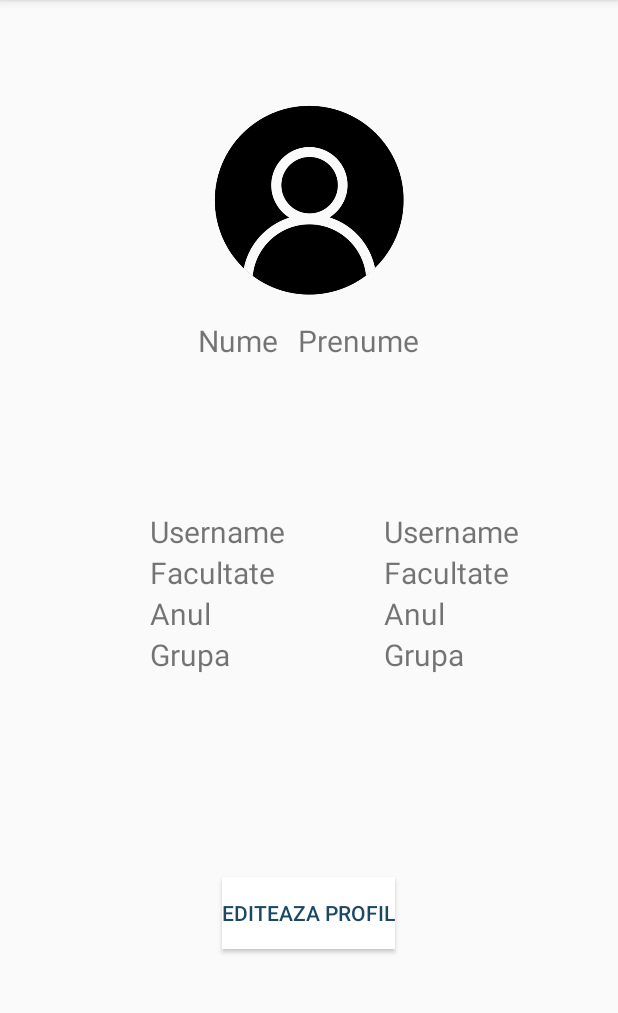
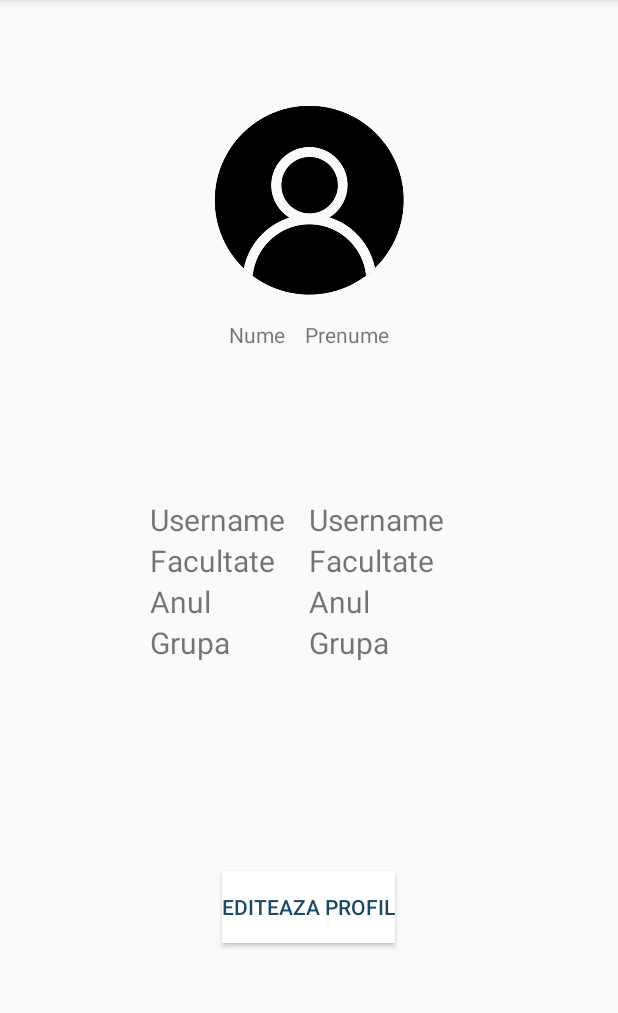
Before and after one commit to georgipaler/FinalCODEdown, an Android app: the layout activity_profile.xml on its own in the app's theme, with its tools: preview values and no code run, on a phone screen of 412 x 824 dp, the part 84-1097 px from its top. Run offline under Robolectric (Android 15) with nearby library versions, the phone set to English and light mode, and no system bars.

Commit message:
Revert "refactoring Profile page"
This reverts commit 5772e8776958b17fcaf7cc2b576d71f14dc69e4b.

```diff
--- a/app/src/main/AndroidManifest.xml
+++ b/app/src/main/AndroidManifest.xml
@@ -9,7 +9,7 @@
         android:roundIcon="@mipmap/ic_launcher_round"
         android:supportsRtl="true"
         android:theme="@style/AppTheme">
-        <activity android:name=".Meniu">
+        <activity android:name=".EditProfile">
             <intent-filter>
                 <action android:name="android.intent.action.MAIN" />
 
--- a/app/src/main/res/layout/activity_profile.xml
+++ b/app/src/main/res/layout/activity_profile.xml
@@ -4,7 +4,7 @@
     xmlns:tools="http://schemas.android.com/tools"
     android:layout_width="match_parent"
     android:layout_height="match_parent"
-    tools:context=".EditProfile"
+    tools:context=".Profile"
     android:orientation="vertical">
 
 
@@ -31,13 +31,11 @@
                 android:layout_height="wrap_content"
                 android:text="@string/nume"
                 android:paddingRight="20px"
-                android:textSize="20dp"
                 />
             <TextView
                 android:layout_width="wrap_content"
                 android:layout_height="wrap_content"
-                android:text="@string/prenume"
-                android:textSize="20dp"/>
+                android:text="@string/prenume"/>
         </LinearLayout>
 
     </LinearLayout>
@@ -45,123 +43,92 @@
     <LinearLayout
         android:layout_width="fill_parent"
         android:layout_height="wrap_content"
-        android:orientation="vertical"
+        android:orientation="horizontal"
         android:paddingTop="150px"
+        android:weightSum="1.0"
 
         >
 
         <LinearLayout
-            android:layout_height="wrap_content"
-            android:layout_width="fill_parent"
-            android:orientation="horizontal"
-            android:weightSum="1.0"
+            android:layout_weight=".5"
+            android:layout_width="0dip"
+            android:layout_height="match_parent"
+            android:orientation="vertical"
             android:paddingLeft="150px"
             >
 
             <TextView
-                android:id="@+id/usernameTV"
-                android:layout_height="wrap_content"
-                android:layout_weight=".5"
-                android:text="@string/username"
-                android:layout_width="0dip"
-                android:textSize="20dp" />
-
-            <TextView
                 android:id="@+id/username"
-                android:layout_width="0dip"
-                android:layout_weight=".5"
+                android:layout_width="match_parent"
                 android:layout_height="wrap_content"
                 android:text="@string/username"
                 android:textSize="20dp"
                 />
 
-
-        </LinearLayout>
-
-        <LinearLayout
-            android:layout_height="wrap_content"
-            android:layout_width="fill_parent"
-            android:orientation="horizontal"
-            android:weightSum="1.0"
-            android:paddingLeft="150px"
-            >
-
-            <TextView
-                android:id="@+id/facultateTV"
-                android:layout_height="wrap_content"
-                android:layout_weight=".5"
-                android:text="@string/facultate"
-                android:layout_width="0dip"
-                android:textSize="20dp" />
-
             <TextView
                 android:id="@+id/facultate"
-                android:layout_width="0dip"
-                android:layout_weight=".5"
+                android:layout_width="match_parent"
                 android:layout_height="wrap_content"
                 android:text="@string/facultate"
                 android:textSize="20dp"
                 />
-
-
-        </LinearLayout>
-
-        <LinearLayout
-            android:layout_height="wrap_content"
-            android:layout_width="fill_parent"
-            android:orientation="horizontal"
-            android:weightSum="1.0"
-            android:paddingLeft="150px"
-            >
-
-            <TextView
-                android:id="@+id/anTV"
-                android:layout_height="wrap_content"
-                android:layout_weight=".5"
-                android:text="@string/an"
-                android:layout_width="0dip"
-                android:textSize="20dp" />
-
             <TextView
                 android:id="@+id/an"
-                android:layout_width="0dip"
-                android:layout_weight=".5"
+                android:layout_width="match_parent"
                 android:layout_height="wrap_content"
                 android:text="@string/an"
                 android:textSize="20dp"
                 />
 
-
-        </LinearLayout>
-
-        <LinearLayout
-            android:layout_height="wrap_content"
-            android:layout_width="fill_parent"
-            android:orientation="horizontal"
-            android:weightSum="1.0"
-            android:paddingLeft="150px"
-            >
-
-            <TextView
-                android:id="@+id/grupaTV"
-                android:layout_height="wrap_content"
-                android:layout_weight=".5"
-                android:text="@string/grupa"
-                android:layout_width="0dip"
-                android:textSize="20dp" />
-
             <TextView
                 android:id="@+id/grupa"
-                android:layout_width="0dip"
-                android:layout_weight=".5"
+                android:layout_width="match_parent"
                 android:layout_height="wrap_content"
                 android:text="@string/grupa"
                 android:textSize="20dp"
                 />
+        </LinearLayout>
+
+        <LinearLayout
+            android:layout_weight=".5"
+            android:layout_width="0dip"
+            android:layout_height="match_parent"
+            android:orientation="vertical">
+
+            <TextView
+                android:id="@+id/usernameTV"
+                android:layout_width="match_parent"
+                android:layout_height="wrap_content"
+                android:text="@string/username"
+                android:textSize="20dp"
+                />
+
+            <TextView
+                android:id="@+id/facultateTV"
+                android:layout_width="match_parent"
+                android:layout_height="wrap_content"
+                android:text="@string/facultate"
+                android:textSize="20dp"
+                />
+            <TextView
+                android:id="@+id/anTV"
+                android:layout_width="match_parent"
+                android:layout_height="wrap_content"
+                android:text="@string/an"
+                android:textSize="20dp"
+                />
+
+            <TextView
+                android:id="@+id/grupaTV"
+                android:layout_width="match_parent"
+                android:layout_height="wrap_content"
+                android:text="@string/grupa"
+                android:textSize="20dp"
+                />
+        </LinearLayout>
 
 
-        </LinearLayout>
-</LinearLayout>
+    </LinearLayout>
 
     <LinearLayout
         android:layout_width="match_parent"
```
